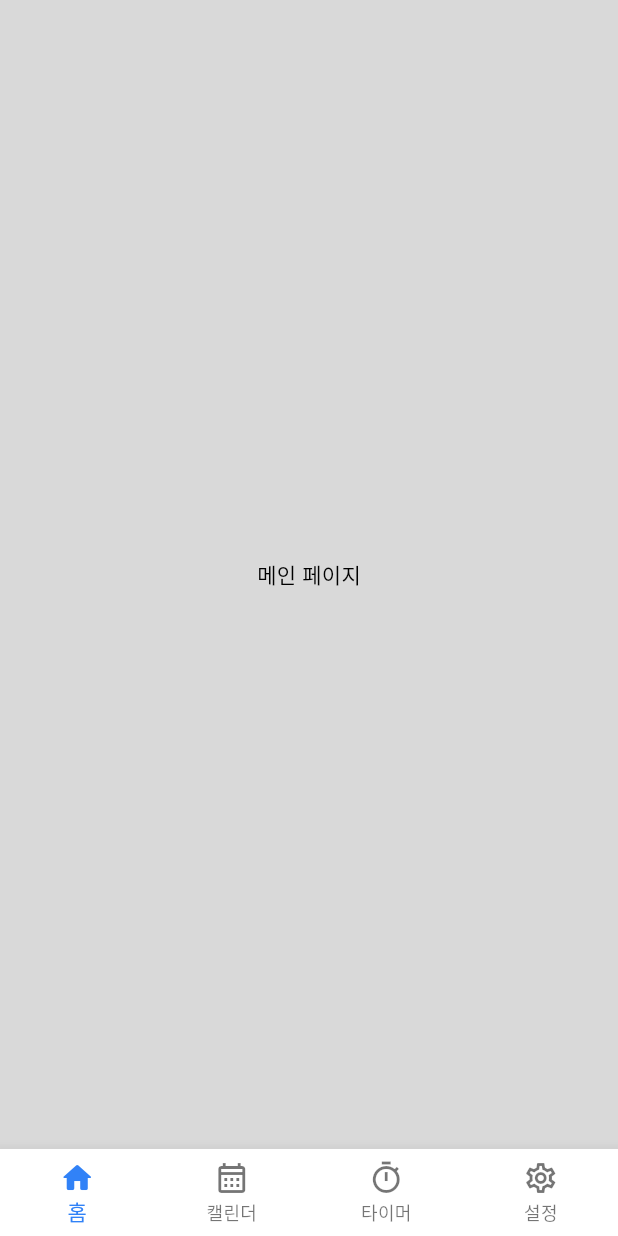
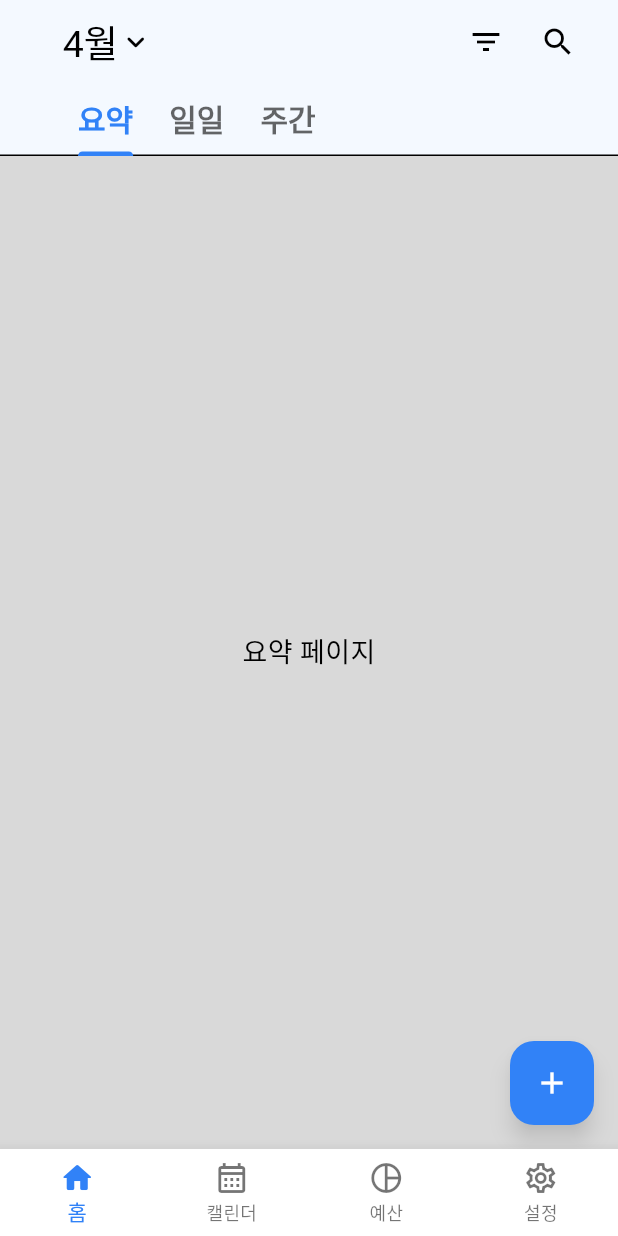
Before and after one commit to kang-min-seok/moneyPlan, a Flutter app: the screen it shows after launch, on a phone screen of 412 x 824 dp. Run offline on Flutter 3.47's test engine with Material 3 defaults, Android fonts, the light colour scheme and no system bars; our stand-ins replace hive, hive_flutter, shared_preferences; accounts and stored records are empty; generated files the repository leaves out were written again.

Commit message:
Feat: 메인페이지 NavBar 및 topTabNavigation 구현

```diff
--- a/lib/main.dart
+++ b/lib/main.dart
@@ -1,4 +1,6 @@
 import 'package:flutter/material.dart';
+import 'package:hive/hive.dart';
+import 'package:hive_flutter/hive_flutter.dart';
 import 'package:provider/provider.dart';
 import 'package:money_plan/theme/theme_provider.dart';
 import 'package:money_plan/theme/theme_custom.dart';
@@ -8,6 +10,8 @@ import './pages/main/main_page.dart';
 import './pages/calendar/calendar_page.dart';
 import './pages/temp1/temp_page1.dart';
 import './pages/temp2/temp_page2.dart';
+import 'models/budget.dart';
+import 'models/consumption.dart';
 
 void main() async {
   WidgetsFlutterBinding.ensureInitialized();
@@ -25,6 +29,16 @@ void main() async {
   } else if (savedThemeMode == "system") {
     themeMode = ThemeMode.system;
   }
+
+  await Hive.initFlutter();
+
+  // 어댑터 등록
+  Hive.registerAdapter(ConsumptionAdapter());
+  Hive.registerAdapter(BudgetAdapter());
+
+  // 박스 열기
+  await Hive.openBox<Consumption>('consumptions');
+  await Hive.openBox<Budget>('budgets');
 
   runApp(MyApp(themeMode: themeMode));
   //runApp(const MyApp());
@@ -49,26 +63,11 @@ class _MyAppState extends State<MyApp> {
   @override
   void initState() {
     super.initState();
-    // _checkOnboarding();
   }
 
-  // void _checkOnboarding() async {
-  //   final prefs = await SharedPreferences.getInstance();
-  //   setState(() {
-  //     isOnboardingComplete = prefs.getBool('onboarding_complete') ?? false;
-  //   });
-  // }
 
   @override
   Widget build(BuildContext context) {
-    // if (isOnboardingComplete == null) {
-    //   return const MaterialApp(
-    //     home: Scaffold(
-    //       body: Center(child: CircularProgressIndicator()), // 초기화 중 로딩 인디케이터
-    //     ),
-    //   );
-    // }
-
     return MultiProvider(
         providers: [
           ChangeNotifierProvider(
@@ -142,9 +141,9 @@ const _bottomBarItems = [
     label: '캘린더',
   ),
   BottomNavigationBarItem(
-    icon: Icon(Icons.timer_outlined),
-    activeIcon: Icon(Icons.timer_rounded),
-    label: '타이머',
+    icon: Icon(Icons.pie_chart_outline),
+    activeIcon: Icon(Icons.pie_chart_rounded),
+    label: '예산',
   ),
   BottomNavigationBarItem(
     icon: Icon(Icons.settings_outlined),
--- /dev/null
+++ b/lib/pages/main/component/main_summary.dart
@@ -0,0 +1,15 @@
+import 'package:flutter/material.dart';
+
+class MainSummary extends StatelessWidget {
+  const MainSummary({Key? key}) : super(key: key);
+
+  @override
+  Widget build(BuildContext context) {
+    return const Center(
+      child: Text(
+        '요약 페이지',
+        style: TextStyle(fontSize: 18),
+      ),
+    );
+  }
+}
--- a/lib/pages/main/main_page.dart
+++ b/lib/pages/main/main_page.dart
@@ -1,13 +1,97 @@
 import 'package:flutter/material.dart';
+
+// 컴포넌트
+import 'component/main_summary.dart';
+import 'component/main_day.dart';
+import 'component/main_week.dart';
+// 페이지
+import './add_consumption_page.dart';
 
 class MainPage extends StatelessWidget {
   const MainPage({Key? key}) : super(key: key);
 
   @override
   Widget build(BuildContext context) {
-    return const Scaffold(
-      body: Center(
-        child: Text("메인 페이지"),
+    final theme = Theme.of(context);
+    final colors = theme.colorScheme;
+
+    return DefaultTabController(
+      length: 3,
+      child: Scaffold(
+        appBar: AppBar(
+          backgroundColor: colors.background,
+          elevation: 1,
+          // 좌측 “4월” 영역
+          title: Padding(
+            padding: const EdgeInsets.only(left: 26),
+            child: Row(
+              children: [
+                InkWell(
+                  onTap: () => print('월 드롭다운 터치됨'),
+                  child: Row(
+                    children: [
+                      Text(
+                        '4월',
+                        style: theme.textTheme.displayLarge?.copyWith(
+                          color: colors.onBackground,
+                          fontSize: 25,
+                        ),
+                      ),
+                      Icon(
+                        Icons.expand_more_rounded,
+                        color: colors.onBackground,
+                      ),
+                    ],
+                  ),
+                ),
+                const Spacer(),
+                IconButton(
+                  onPressed: () => print('필터 버튼'),
+                  icon: Icon(Icons.filter_list, color: colors.onBackground),
+                ),
+                IconButton(
+                  onPressed: () => print('검색 버튼'),
+                  icon: Icon(Icons.search, color: colors.onBackground),
+                ),
+              ],
+            ),
+          ),
+          bottom: TabBar(
+            isScrollable: true,
+            labelPadding: const EdgeInsets.only(right: 24),
+            indicatorColor: colors.primary,
+            labelColor: colors.primary,
+            unselectedLabelColor: colors.onBackground.withOpacity(0.6),
+            labelStyle: theme.textTheme.displayMedium?.copyWith(
+              fontWeight: FontWeight.bold,
+              fontSize: 20,
+            ),
+            tabs: const [
+              Tab(text: '요약'),
+              Tab(text: '일일'),
+              Tab(text: '주간'),
+            ],
+          ),
+        ),
+        body: const TabBarView(
+          children: [
+            MainSummary(), // lib/main/component/main_summary.dart 에 정의된 위젯
+            MainDay(),     // lib/main/component/main_day.dart 에 정의된 위젯
+            MainWeek(),    // lib/main/component/main_week.dart 에 정의된 위젯
+          ],
+        ),
+        floatingActionButton: FloatingActionButton(
+          onPressed: () {
+            Navigator.of(context).push(
+              MaterialPageRoute(
+                builder: (_) => const AddConsumptionPage(),
+              ),
+            );
+          },
+          backgroundColor: colors.primary,
+          child: const Icon(Icons.add),
+        ),
+
       ),
     );
   }
--- a/pubspec.yaml
+++ b/pubspec.yaml
@@ -12,10 +12,16 @@ dependencies:
   cupertino_icons: ^1.0.6
   shared_preferences: ^2.2.3
   provider: ^6.1.2
+  path_provider: ^2.0.14
+  intl: ^0.18.1
+  hive: ^2.2.3
+  hive_flutter: ^1.1.0
 
 dev_dependencies:
   flutter_test:
     sdk: flutter
+  build_runner: ^2.1.2
+  hive_generator: ^2.0.1
   flutter_lints: ^3.0.0
 flutter:
   uses-material-design: true
```
Also changed, not shown: lib/models/budget.dart (added, +29 -0 lines), lib/models/consumption.dart (added, +42 -0 lines), lib/pages/main/add_consumption_page.dart (added, +142 -0 lines), lib/pages/main/component/main_day.dart (added, +77 -0 lines), lib/pages/main/component/main_week.dart (added, +15 -0 lines), pubspec.lock, 1 other file.
